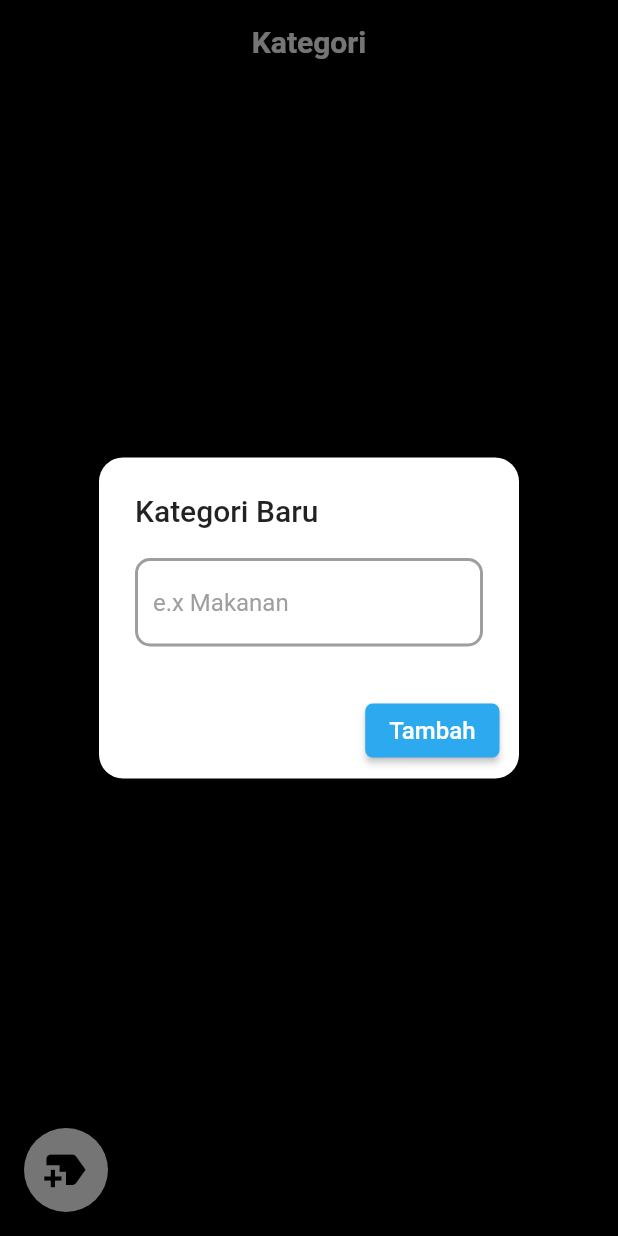
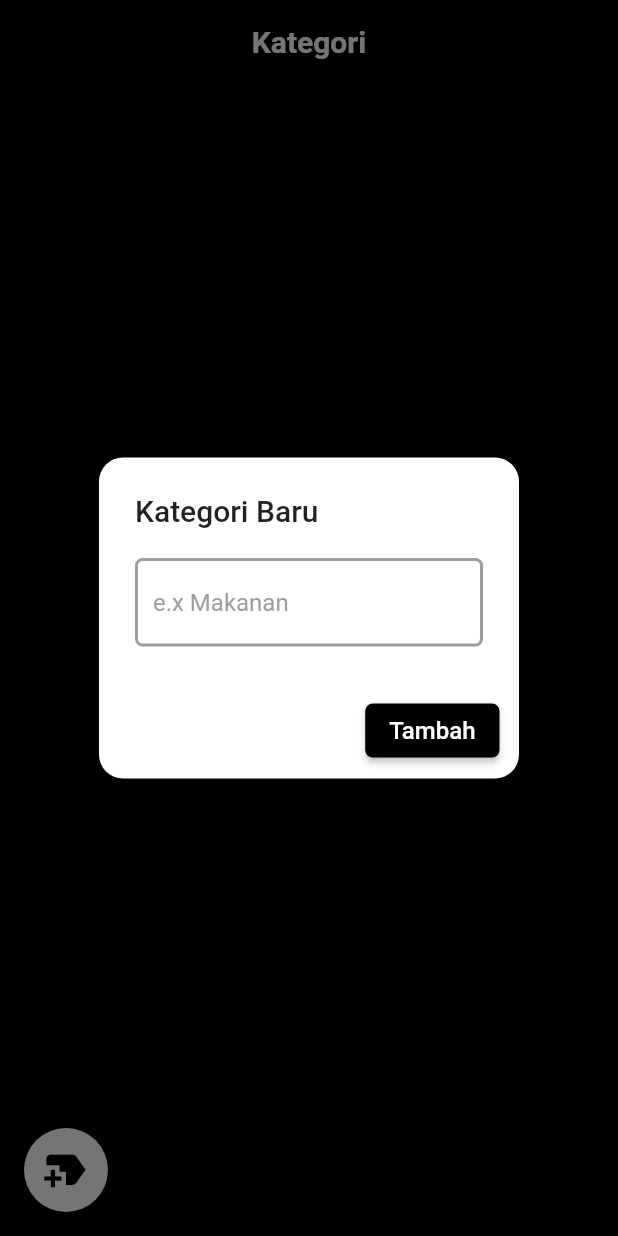
Before and after one commit to sendyjoan/Stisla_Aplication, a Flutter app: the MainKategori screen opened by its route, after a tap on the "new label" icon, on a phone screen of 412 x 824 dp. Run offline on Flutter 3.47's test engine with Material 2 defaults, Android fonts, the phone set to English and light mode, and no system bars; our stand-ins replace shared_preferences; accounts and stored records are empty; network calls fail; project files that could hold a hidden picture were left out.

Commit message:
Update Categories

```diff
--- a/stisla_application_with_flutter/lib/pages/deleteKategoriPage.dart
+++ b/stisla_application_with_flutter/lib/pages/deleteKategoriPage.dart
@@ -62,9 +62,9 @@ class _DeleteCategoriState extends State<DeleteCategori> {
           child: ElevatedButton(
             style: ElevatedButton.styleFrom(
               shape: RoundedRectangleBorder(
-                borderRadius: BorderRadius.circular(16),
+                borderRadius: BorderRadius.circular(5),
               ),
-              primary: const Color(0xff2da9ef),
+              primary: Color.fromARGB(255, 0, 0, 0),
             ),
             onPressed: () {
               doDeleteCategory();
--- a/stisla_application_with_flutter/lib/pages/editKategoriPage.dart
+++ b/stisla_application_with_flutter/lib/pages/editKategoriPage.dart
@@ -62,15 +62,15 @@ class _EditKategoriState extends State<EditKategori> {
           child: ElevatedButton(
             style: ElevatedButton.styleFrom(
               shape: RoundedRectangleBorder(
-                borderRadius: BorderRadius.circular(16),
+                borderRadius: BorderRadius.circular(5),
               ),
-              primary: const Color(0xff2da9ef),
+              primary: Color.fromARGB(255, 0, 0, 0),
             ),
             onPressed: () {
               doEditCategory();
             },
             child: const Text(
-              'Add',
+              'Change',
               style: TextStyle(
                 color: Colors.white,
                 fontSize: 16,
--- a/stisla_application_with_flutter/lib/pages/tambahKategoriPage.dart
+++ b/stisla_application_with_flutter/lib/pages/tambahKategoriPage.dart
@@ -28,11 +28,11 @@ class _TambahKategoriState extends State<TambahKategori> {
               decoration: InputDecoration(
                 enabledBorder: OutlineInputBorder(
                   borderSide: const BorderSide(width: 2, color: Colors.grey),
-                  borderRadius: BorderRadius.circular(10),
+                  borderRadius: BorderRadius.circular(5),
                 ),
                 focusedBorder: OutlineInputBorder(
                   borderSide: const BorderSide(width: 2, color: Colors.grey),
-                  borderRadius: BorderRadius.circular(10),
+                  borderRadius: BorderRadius.circular(5),
                 ),
                 hintText: 'e.x Makanan',
                 hintStyle: const TextStyle(
@@ -51,7 +51,7 @@ class _TambahKategoriState extends State<TambahKategori> {
               shape: RoundedRectangleBorder(
                 borderRadius: BorderRadius.circular(5),
               ),
-              primary: const Color(0xff2da9ef),
+              primary: Color.fromARGB(255, 0, 0, 0),
             ),
             onPressed: () {
               doAddCategory();
```
Also changed, not shown: 1 other file.
